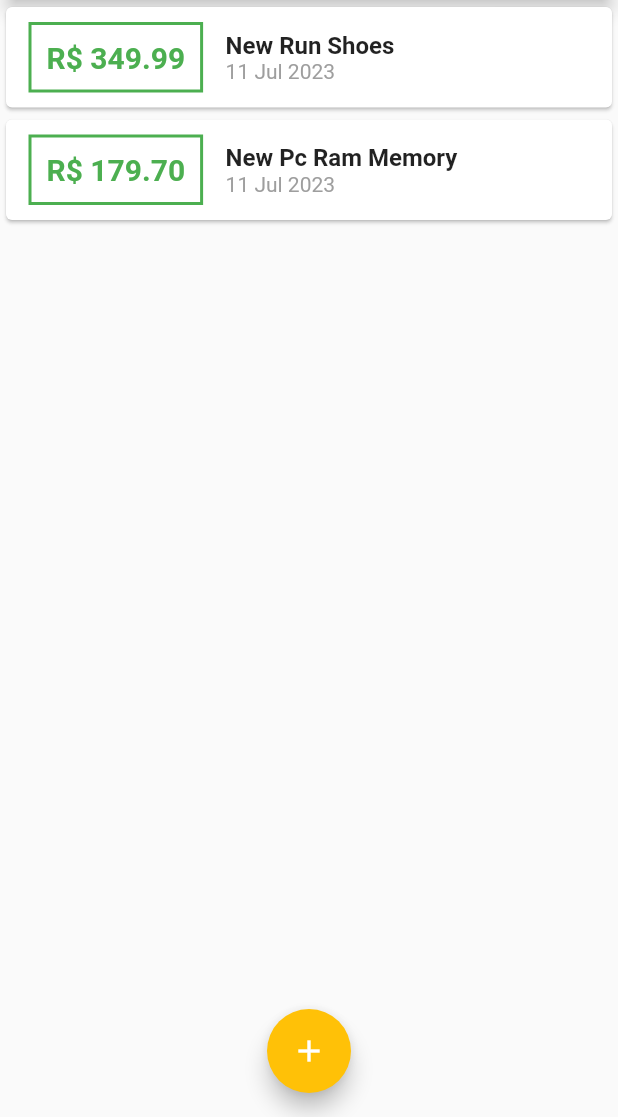
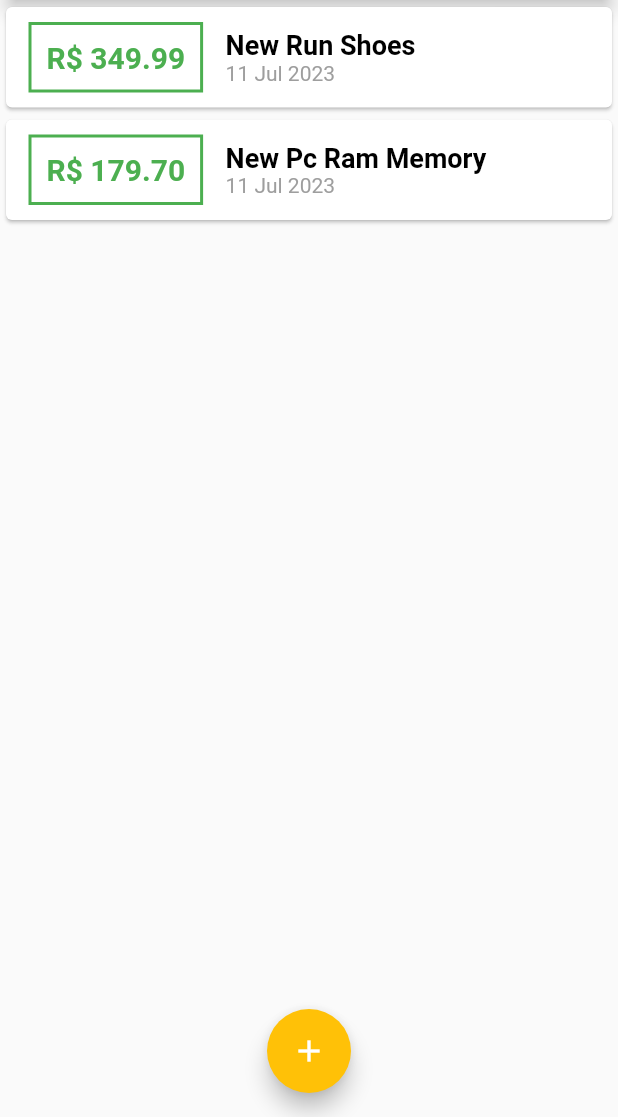
Before and after one commit to jternesconte/Expenses-App, a Flutter app: the screen it shows after launch, on a phone screen of 412 x 824 dp, the part 119-1236 px from its top. Run offline on Flutter 3.47's test engine with Material 2 defaults, Android fonts, the phone set to English and light mode, and no system bars; Roboto replaces fonts that are missing (OpenSans).

Commit message:
style: added the new style preset

```diff
--- a/lib/components/transaction_list.dart
+++ b/lib/components/transaction_list.dart
@@ -25,17 +25,17 @@ class TransactionList extends StatelessWidget {
                   ),
                   decoration: BoxDecoration(
                     border: Border.all(
-                      color: Colors.green,
+                      color: Theme.of(context).colorScheme.primary,
                       width: 2,
                     ),
                   ),
                   padding: const EdgeInsets.all(10),
                   child: Text(
                     "R\$ ${tr.value.toStringAsFixed(2)}",
-                    style: const TextStyle(
+                    style: TextStyle(
                       fontWeight: FontWeight.bold,
                       fontSize: 20,
-                      color: Colors.green,
+                      color: Theme.of(context).colorScheme.primary,
                     ),
                   ),
                 ),
@@ -44,10 +44,7 @@ class TransactionList extends StatelessWidget {
                   children: [
                     Text(
                       tr.title,
-                      style: const TextStyle(
-                        fontSize: 16,
-                        fontWeight: FontWeight.bold,
-                      ),
+                      style: Theme.of(context).textTheme.titleLarge
                     ),
                     Text(
                       DateFormat("d MMM y").format(tr.date),
```
